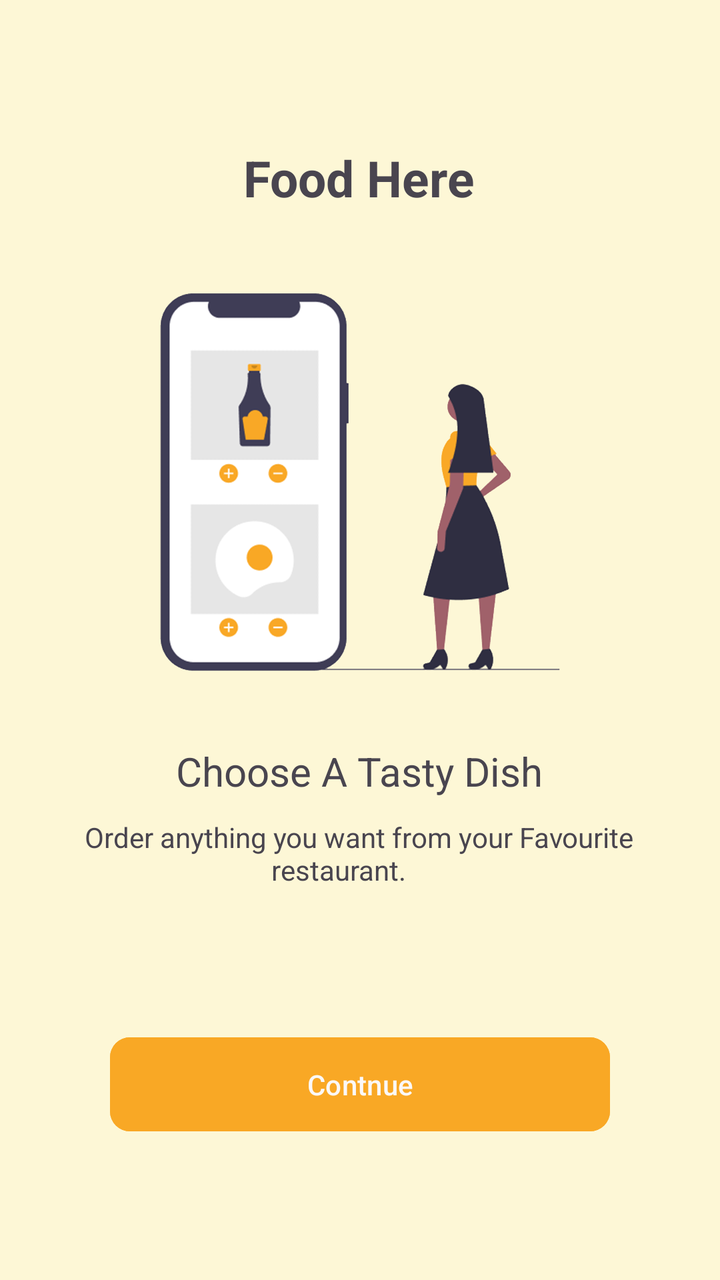
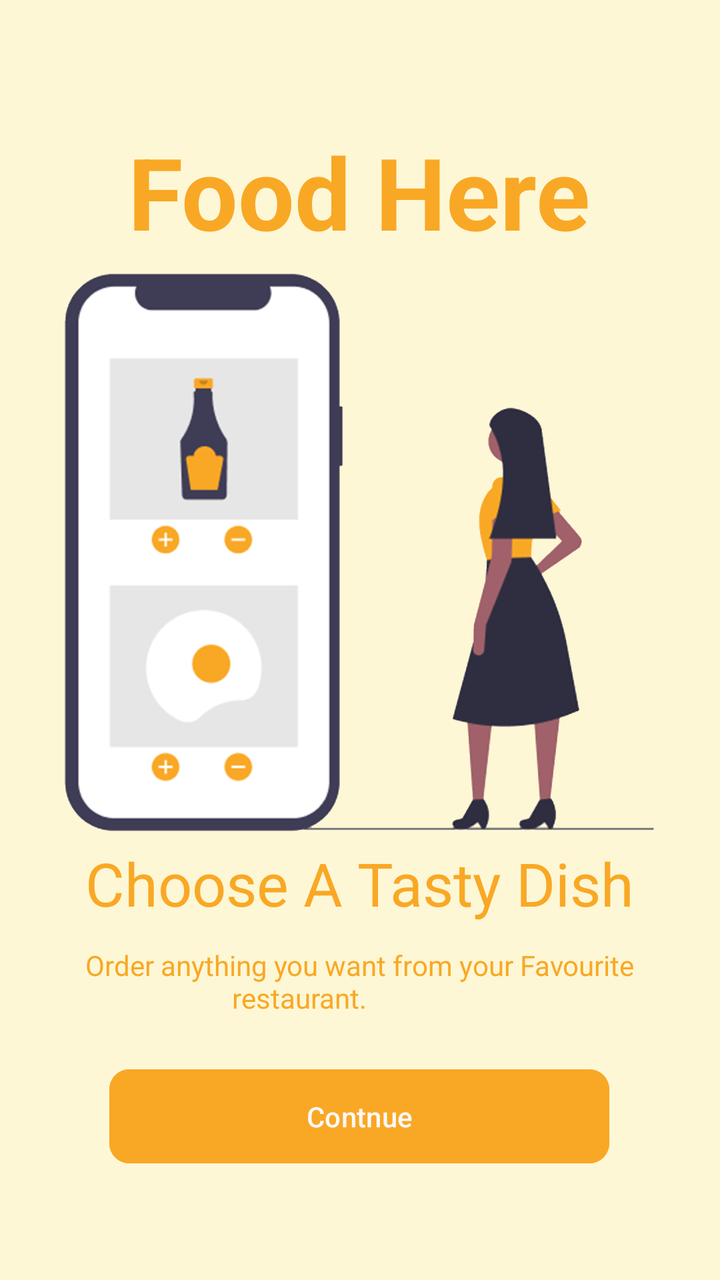

Screens rendered from an Android XML layout before and after an edit, with the pre-edit source and the edit as a unified diff.
<!-- AndroidManifest.xml: application theme Theme.Cheezy -->
<!-- res/layout/activity_onboard1.xml -->
<?xml version="1.0" encoding="utf-8"?>
<androidx.constraintlayout.widget.ConstraintLayout xmlns:android="http://schemas.android.com/apk/res/android"
    xmlns:app="http://schemas.android.com/apk/res-auto"
    xmlns:tools="http://schemas.android.com/tools"
    android:layout_width="match_parent"
    android:layout_height="match_parent"
    android:background="@color/yellowcream">

    <TextView
        android:id="@+id/textView6"
        android:layout_width="wrap_content"
        android:layout_height="wrap_content"
        android:text="Food Here"
        android:textSize="25dp"
        android:textStyle="bold"

        app:layout_constraintBottom_toBottomOf="parent"
        app:layout_constraintEnd_toEndOf="parent"
        app:layout_constraintHorizontal_bias="0.498"
        app:layout_constraintStart_toStartOf="parent"
        app:layout_constraintTop_toTopOf="parent"
        app:layout_constraintVertical_bias="0.119" />

    <ImageView
        android:id="@+id/imageView4"
        android:layout_width="200dp"
        android:layout_height="200dp"
        android:layout_marginTop="4dp"
        app:layout_constraintBottom_toTopOf="@+id/textView7"
        app:layout_constraintEnd_toEndOf="parent"
        app:layout_constraintStart_toStartOf="parent"
        app:layout_constraintTop_toBottomOf="@+id/textView6"
        app:srcCompat="@drawable/page1" />

    <TextView
        android:id="@+id/textView7"
        android:layout_width="wrap_content"
        android:layout_height="wrap_content"
        android:text="Choose A Tasty Dish"
        android:textSize="20dp"
        app:layout_constraintBottom_toBottomOf="parent"
        app:layout_constraintEnd_toEndOf="parent"
        app:layout_constraintHorizontal_bias="0.498"
        app:layout_constraintStart_toStartOf="parent"
        app:layout_constraintTop_toBottomOf="@+id/textView6"
        app:layout_constraintVertical_bias="0.525" />

    <TextView
        android:id="@+id/textView8"
        android:layout_width="wrap_content"
        android:layout_height="wrap_content"
        android:text="Order anything you want from your Favourite\n\t\t\t\t\t\t\t\t\t\t\t\t\t\trestaurant."
        app:layout_constraintBottom_toBottomOf="parent"
        app:layout_constraintEnd_toEndOf="parent"
        app:layout_constraintHorizontal_bias="0.498"
        app:layout_constraintStart_toStartOf="parent"
        app:layout_constraintTop_toBottomOf="@+id/textView7"
        app:layout_constraintVertical_bias="0.049" />

    <Button
        android:id="@+id/button2"
        android:layout_width="wrap_content"
        android:layout_height="55dp"
        android:width="250dp"
        android:backgroundTint="@color/LightningYellow"
        android:text="Contnue"
        android:textColor="#FBF8F8"
        app:cornerRadius="10dp"
        app:layout_constraintBottom_toBottomOf="parent"
        app:layout_constraintEnd_toEndOf="parent"
        app:layout_constraintStart_toStartOf="parent"
        app:layout_constraintTop_toBottomOf="@+id/textView8" />
</androidx.constraintlayout.widget.ConstraintLayout>
<!-- resources referenced by this layout -->
<resources>
  <color name="LightningYellow">#F9A825</color>
  <color name="yellowcream">#FDF7D6</color>
  <!-- drawable page1: png bitmap (drawable, 159812 bytes) -->
  <style name="Theme.Cheezy" parent="Base.Theme.Cheezy" />
  <style name="Base.Theme.Cheezy" parent="Theme.Material3.DayNight.NoActionBar">
          
          
      </style>
</resources>

<!-- the commit's change to res/layout/activity_onboard1.xml (unified diff, before → after) -->
@@ -11,25 +11,28 @@
         android:layout_width="wrap_content"
         android:layout_height="wrap_content"
         android:text="Food Here"
-        android:textSize="25dp"
+        android:textColor="@color/LightningYellow"
+        android:textSize="50dp"
+
         android:textStyle="bold"
-
         app:layout_constraintBottom_toBottomOf="parent"
         app:layout_constraintEnd_toEndOf="parent"
-        app:layout_constraintHorizontal_bias="0.498"
+        app:layout_constraintHorizontal_bias="0.497"
         app:layout_constraintStart_toStartOf="parent"
         app:layout_constraintTop_toTopOf="parent"
-        app:layout_constraintVertical_bias="0.119" />
+        app:layout_constraintVertical_bias="0.109" />
 
     <ImageView
         android:id="@+id/imageView4"
-        android:layout_width="200dp"
-        android:layout_height="200dp"
+        android:layout_width="296dp"
+        android:layout_height="279dp"
         android:layout_marginTop="4dp"
         app:layout_constraintBottom_toTopOf="@+id/textView7"
         app:layout_constraintEnd_toEndOf="parent"
+        app:layout_constraintHorizontal_bias="0.495"
         app:layout_constraintStart_toStartOf="parent"
         app:layout_constraintTop_toBottomOf="@+id/textView6"
+        app:layout_constraintVertical_bias="0.408"
         app:srcCompat="@drawable/page1" />
 
     <TextView
@@ -37,25 +40,25 @@
         android:layout_width="wrap_content"
         android:layout_height="wrap_content"
         android:text="Choose A Tasty Dish"
-        android:textSize="20dp"
+        android:textColor="@color/LightningYellow"
+        android:textSize="30dp"
         app:layout_constraintBottom_toBottomOf="parent"
         app:layout_constraintEnd_toEndOf="parent"
-        app:layout_constraintHorizontal_bias="0.498"
         app:layout_constraintStart_toStartOf="parent"
         app:layout_constraintTop_toBottomOf="@+id/textView6"
-        app:layout_constraintVertical_bias="0.525" />
+        app:layout_constraintVertical_bias="0.621" />
 
     <TextView
         android:id="@+id/textView8"
         android:layout_width="wrap_content"
         android:layout_height="wrap_content"
-        android:text="Order anything you want from your Favourite\n\t\t\t\t\t\t\t\t\t\t\t\t\t\trestaurant."
+        android:text="Order anything you want from your Favourite\n\t\t\t\t\t\t\t\t\t\t\trestaurant."
+        android:textColor="@color/LightningYellow"
         app:layout_constraintBottom_toBottomOf="parent"
         app:layout_constraintEnd_toEndOf="parent"
-        app:layout_constraintHorizontal_bias="0.498"
         app:layout_constraintStart_toStartOf="parent"
         app:layout_constraintTop_toBottomOf="@+id/textView7"
-        app:layout_constraintVertical_bias="0.049" />
+        app:layout_constraintVertical_bias="0.08" />
 
     <Button
         android:id="@+id/button2"
@@ -68,6 +71,8 @@
         app:cornerRadius="10dp"
         app:layout_constraintBottom_toBottomOf="parent"
         app:layout_constraintEnd_toEndOf="parent"
+        app:layout_constraintHorizontal_bias="0.496"
         app:layout_constraintStart_toStartOf="parent"
-        app:layout_constraintTop_toBottomOf="@+id/textView8" />
+        app:layout_constraintTop_toBottomOf="@+id/textView8"
+        app:layout_constraintVertical_bias="0.29" />
 </androidx.constraintlayout.widget.ConstraintLayout>
